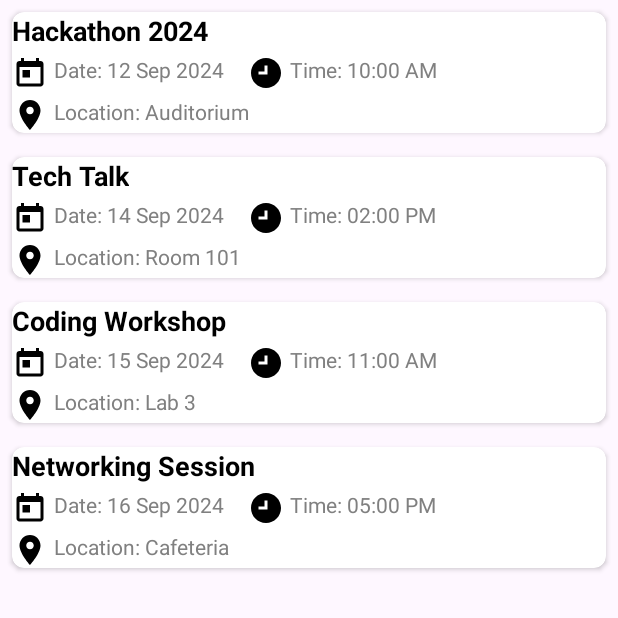
After one commit to sahilPadmani/Event-Management, an Android app: the currentevents screen opened directly, with no data from a screen before it, on a phone screen of 412 x 824 dp, the top half of it. The commit adds this screen. Run offline under Robolectric (Android 15) with nearby library versions, the phone set to English and light mode, and no system bars.

Commit message:
included evntlist

```diff
--- a/app/build.gradle
+++ b/app/build.gradle
@@ -36,6 +36,11 @@ dependencies {
     implementation libs.activity
     implementation libs.constraintlayout
     implementation 'com.google.firebase:firebase-database:21.0.0'
+
+        implementation 'androidx.recyclerview:recyclerview:1.2.1'
+    implementation 'androidx.cardview:cardview:1.0.0'
+
+
     testImplementation libs.junit
     androidTestImplementation libs.ext.junit
     androidTestImplementation libs.espresso.core
--- a/app/src/main/AndroidManifest.xml
+++ b/app/src/main/AndroidManifest.xml
@@ -16,12 +16,14 @@
         android:theme="@style/Theme.EventX20"
         tools:targetApi="31">
         <activity
+            android:name=".currentevents"
+            android:exported="false" />
+        <activity
             android:name=".Register_Activity"
             android:exported="false" />
         <activity
             android:name=".Requirement_collection"
             android:exported="false" />
-
         <activity
             android:name=".MainActivity"
             android:exported="true">
--- /dev/null
+++ b/app/src/main/java/com/example/eventx20/Event.java
@@ -0,0 +1,31 @@
+package com.example.eventx20;
+// Event.java
+public class Event {
+    private String name;
+    private String date;
+    private String time;
+    private String location;
+
+    public Event(String name, String date, String time, String location) {
+        this.name = name;
+        this.date = date;
+        this.time = time;
+        this.location = location;
+    }
+
+    public String getName() {
+        return name;
+    }
+
+    public String getDate() {
+        return date;
+    }
+
+    public String getTime() {
+        return time;
+    }
+
+    public String getLocation() {
+        return location;
+    }
+}
--- a/app/src/main/java/com/example/eventx20/MainActivity.java
+++ b/app/src/main/java/com/example/eventx20/MainActivity.java
@@ -1,4 +1,5 @@
 package com.example.eventx20;
+
 
 import androidx.appcompat.app.AppCompatActivity;
 
@@ -65,7 +66,7 @@ public class MainActivity extends AppCompatActivity {
                         @Override
                         public void onSuccess(Object model) {
                             Toast.makeText(MainActivity.this, "Login Successful", Toast.LENGTH_SHORT).show();
-                            Intent intent = new Intent(MainActivity.this, Requirement_collection.class);
+                            Intent intent = new Intent(MainActivity.this, currentevents.class);
                             startActivity(intent);
                             finish();
                         }
@@ -86,8 +87,5 @@ public class MainActivity extends AppCompatActivity {
                 startActivity(intent);
             }
    });
-
-
-
     }
 }
--- /dev/null
+++ b/app/src/main/java/com/example/eventx20/RecyclerViewAdapter.java
@@ -0,0 +1,76 @@
+package com.example.eventx20;
+// RecyclerViewAdapter.java
+import android.content.Intent;
+import android.view.LayoutInflater;
+import android.view.View;
+import android.view.ViewGroup;
+import android.widget.TextView;
+import androidx.annotation.NonNull;
+import androidx.recyclerview.widget.RecyclerView;
+import java.util.List;
+// RecyclerViewAdapter.java
+import android.content.Context;
+import android.content.Intent;
+import android.view.LayoutInflater;
+import android.view.View;
+import android.view.ViewGroup;
+import android.widget.TextView;
+import androidx.annotation.NonNull;
+import androidx.recyclerview.widget.RecyclerView;
+import java.util.List;
+
+public class RecyclerViewAdapter extends RecyclerView.Adapter<RecyclerViewAdapter.ViewHolder> {
+
+    private final List<Event> eventList;
+    private final Context context; // Add this context
+
+    // Constructor
+    public RecyclerViewAdapter(Context context, List<Event> eventList) {
+        this.context = context; // Initialize context
+        this.eventList = eventList;
+    }
+
+    // ViewHolder class
+    public static class ViewHolder extends RecyclerView.ViewHolder {
+        public TextView eventName, eventDate, eventTime, eventLocation;
+
+        public ViewHolder(View itemView) {
+            super(itemView);
+            eventName = itemView.findViewById(R.id.event_name);
+            eventDate = itemView.findViewById(R.id.event_date);
+            eventTime = itemView.findViewById(R.id.event_time);
+            eventLocation = itemView.findViewById(R.id.event_location);
+        }
+
+        public void bind(Event event, Context context) {
+            eventName.setText(event.getName());
+            eventDate.setText("Date: " + event.getDate());
+            eventTime.setText("Time: " + event.getTime());
+            eventLocation.setText("Location: " + event.getLocation());
+
+            // Set click listener to open the new activity with the event name
+            itemView.setOnClickListener(v -> {
+                Intent intent = new Intent(context, Requirement_collection.class); // Replace with your new activity name
+                intent.putExtra("EVENT_NAME", event.getName()); // Pass the event name
+                context.startActivity(intent);
+            });
+        }
+    }
+
+    @NonNull
+    @Override
+    public ViewHolder onCreateViewHolder(@NonNull ViewGroup parent, int viewType) {
+        View view = LayoutInflater.from(parent.getContext()).inflate(R.layout.list_item, parent, false);
+        return new ViewHolder(view);
+    }
+
+    @Override
+    public void onBindViewHolder(@NonNull ViewHolder holder, int position) {
+        holder.bind(eventList.get(position), context);
+    }
+
+    @Override
+    public int getItemCount() {
+        return eventList.size();
+    }
+}
--- /dev/null
+++ b/app/src/main/java/com/example/eventx20/currentevents.java
@@ -0,0 +1,44 @@
+package com.example.eventx20;
+// MainActivity.java
+import android.content.Intent;
+import android.os.Bundle;
+import android.widget.Toast;
+import androidx.appcompat.app.AppCompatActivity;
+import androidx.recyclerview.widget.LinearLayoutManager;
+import androidx.recyclerview.widget.RecyclerView;
+import java.util.Arrays;
+import java.util.List;
+// MainActivity.java
+import android.os.Bundle;
+import android.widget.Toast;
+import androidx.appcompat.app.AppCompatActivity;
+import androidx.recyclerview.widget.LinearLayoutManager;
+import androidx.recyclerview.widget.RecyclerView;
+import java.util.ArrayList;
+import java.util.List;
+
+public class currentevents extends AppCompatActivity {
+    String eventname;
+    @Override
+    protected void onCreate(Bundle savedInstanceState) {
+        super.onCreate(savedInstanceState);
+        setContentView(R.layout.activity_currentevents);
+
+        // Sample data
+        List<Event> eventList = new ArrayList<>();
+        eventList.add(new Event("Hackathon 2024", "12 Sep 2024", "10:00 AM", "Auditorium"));
+        eventList.add(new Event("Tech Talk", "14 Sep 2024", "02:00 PM", "Room 101"));
+        eventList.add(new Event("Coding Workshop", "15 Sep 2024", "11:00 AM", "Lab 3"));
+        eventList.add(new Event("Networking Session", "16 Sep 2024", "05:00 PM", "Cafeteria"));
+
+        // Find RecyclerView
+        RecyclerView recyclerView = findViewById(R.id.recycler_view);
+        recyclerView.setLayoutManager(new LinearLayoutManager(this));
+
+        // Set adapter with click listener
+        RecyclerViewAdapter adapter = new RecyclerViewAdapter(this, eventList);
+        recyclerView.setAdapter(adapter);
+
+    }
+
+}
--- /dev/null
+++ b/app/src/main/res/drawable/ic_calendar.xml
@@ -0,0 +1,10 @@
+<!-- res/drawable/ic_calendar.xml -->
+<vector xmlns:android="http://schemas.android.com/apk/res/android"
+    android:width="24dp"
+    android:height="24dp"
+    android:viewportWidth="24.0"
+    android:viewportHeight="24.0">
+    <path
+        android:fillColor="#FF000000"
+        android:pathData="M19,4h-1V2h-2v2H8V2H6v2H5c-1.11,0 -2,0.89 -2,2v13c0,1.11 0.89,2 2,2h14c1.11,0 2,-0.89 2,-2V6c0,-1.11 -0.89,-2 -2,-2zM19,19H5V8h14v11zM7,10h5v5H7v-5z"/>
+</vector>
--- /dev/null
+++ b/app/src/main/res/drawable/ic_clock.xml
@@ -0,0 +1,10 @@
+<!-- res/drawable/ic_clock.xml -->
+<vector xmlns:android="http://schemas.android.com/apk/res/android"
+    android:width="24dp"
+    android:height="24dp"
+    android:viewportWidth="24.0"
+    android:viewportHeight="24.0">
+    <path
+        android:fillColor="#FF000000"
+        android:pathData="M12,2C6.48,2 2,6.48 2,12s4.48,10 10,10 10,-4.48 10,-10S17.52,2 12,2zM13,13H7v-2h4V7h2v6z"/>
+</vector>
--- /dev/null
+++ b/app/src/main/res/drawable/ic_location.xml
@@ -0,0 +1,10 @@
+<!-- res/drawable/ic_location.xml -->
+<vector xmlns:android="http://schemas.android.com/apk/res/android"
+    android:width="24dp"
+    android:height="24dp"
+    android:viewportWidth="24.0"
+    android:viewportHeight="24.0">
+    <path
+        android:fillColor="#FF000000"
+        android:pathData="M12,2C8.13,2 5,5.13 5,9c0,5.25 7,13 7,13s7,-7.75 7,-13c0,-3.87 -3.13,-7 -7,-7zM12,11.5c-1.38,0 -2.5,-1.12 -2.5,-2.5s1.12,-2.5 2.5,-2.5 2.5,1.12 2.5,2.5 -1.12,2.5 -2.5,2.5z"/>
+</vector>
--- /dev/null
+++ b/app/src/main/res/layout/activity_currentevents.xml
@@ -0,0 +1,11 @@
+<!-- res/layout/activity_main.xml -->
+<RelativeLayout
+    xmlns:android="http://schemas.android.com/apk/res/android"
+    android:layout_width="match_parent"
+    android:layout_height="match_parent">
+
+    <androidx.recyclerview.widget.RecyclerView
+        android:id="@+id/recycler_view"
+        android:layout_width="match_parent"
+        android:layout_height="match_parent"/>
+</RelativeLayout>
--- a/app/src/main/res/layout/activity_main.xml
+++ b/app/src/main/res/layout/activity_main.xml
@@ -11,7 +11,7 @@
         android:id="@+id/imageView10"
         android:layout_width="wrap_content"
         android:layout_height="wrap_content"
-        android:layout_marginBottom="148dp"
+        android:layout_marginBottom="192dp"
         app:layout_constraintBottom_toTopOf="@+id/button"
         app:srcCompat="@drawable/t9"
         tools:layout_editor_absoluteX="0dp" />
--- a/app/src/main/res/layout/activity_register.xml
+++ b/app/src/main/res/layout/activity_register.xml
@@ -12,7 +12,7 @@
         android:id="@+id/imageView3"
         android:layout_width="wrap_content"
         android:layout_height="wrap_content"
-        android:layout_marginBottom="52dp"
+        android:layout_marginBottom="36dp"
         android:src="@drawable/registertop"
         app:layout_constraintBottom_toTopOf="@+id/usernameEditText"
         tools:layout_editor_absoluteX="0dp" />
@@ -21,7 +21,7 @@
         android:id="@+id/textView6"
         android:layout_width="wrap_content"
         android:layout_height="wrap_content"
-        android:layout_marginTop="388dp"
+        android:layout_marginTop="336dp"
         android:text="Create"
         android:textColor="@color/blue"
         android:textSize="40dp"
--- /dev/null
+++ b/app/src/main/res/layout/list_item.xml
@@ -0,0 +1,72 @@
+<!-- res/layout/list_item.xml -->
+<androidx.cardview.widget.CardView xmlns:android="http://schemas.android.com/apk/res/android"
+
+    android:layout_width="match_parent"
+    android:layout_height="wrap_content"
+    xmlns:app="http://schemas.android.com/apk/res-auto"
+    android:layout_margin="8dp"
+    android:elevation="4dp"
+    android:background="@android:color/white"
+    android:orientation="vertical"
+    android:padding="16dp"
+    app:cardCornerRadius="8dp">
+
+    <LinearLayout
+        android:layout_width="match_parent"
+        android:layout_height="wrap_content"
+        android:orientation="vertical">
+
+        <!-- Event Name -->
+        <TextView
+            android:id="@+id/event_name"
+            android:layout_width="wrap_content"
+            android:layout_height="wrap_content"
+            android:text="Event Name"
+            android:textColor="@color/Black"
+            android:textSize="18sp"
+            android:textStyle="bold"
+            android:paddingBottom="4dp"/>
+
+        <!-- Event Date and Time Container -->
+        <LinearLayout
+            android:layout_width="wrap_content"
+            android:layout_height="wrap_content"
+            android:orientation="horizontal"
+            android:paddingBottom="4dp">
+
+            <!-- Event Date -->
+            <TextView
+                android:id="@+id/event_date"
+                android:layout_width="wrap_content"
+                android:layout_height="wrap_content"
+                android:text="Date"
+                android:textColor="@color/gray"
+                android:textSize="14sp"
+                android:drawableLeft="@drawable/ic_calendar"
+                android:drawablePadding="4dp"
+                android:paddingEnd="16dp"/>
+
+            <!-- Event Time -->
+            <TextView
+                android:id="@+id/event_time"
+                android:layout_width="wrap_content"
+                android:layout_height="wrap_content"
+                android:text="Time"
+                android:textColor="@color/gray"
+                android:textSize="14sp"
+                android:drawableLeft="@drawable/ic_clock"
+                android:drawablePadding="4dp"/>
+        </LinearLayout>
+
+        <!-- Event Location -->
+        <TextView
+            android:id="@+id/event_location"
+            android:layout_width="wrap_content"
+            android:layout_height="wrap_content"
+            android:text="Location"
+            android:textColor="@color/gray"
+            android:textSize="14sp"
+            android:drawableLeft="@drawable/ic_location"
+            android:drawablePadding="4dp"/>
+    </LinearLayout>
+</androidx.cardview.widget.CardView>
--- a/app/src/main/res/values/colors.xml
+++ b/app/src/main/res/values/colors.xml
@@ -5,6 +5,7 @@
     <color name="white">#ffffff</color>
     <color name="Black">#000000</color>
 <!--    <color name="backgorund">#00ccff</color>-->
+    <color name="gray">#808080</color>
     <color name="backgorund">#66ff99</color>
     <color name="logocolor">#9d0eea</color>
     <color name="blue">#154c79</color>
```
